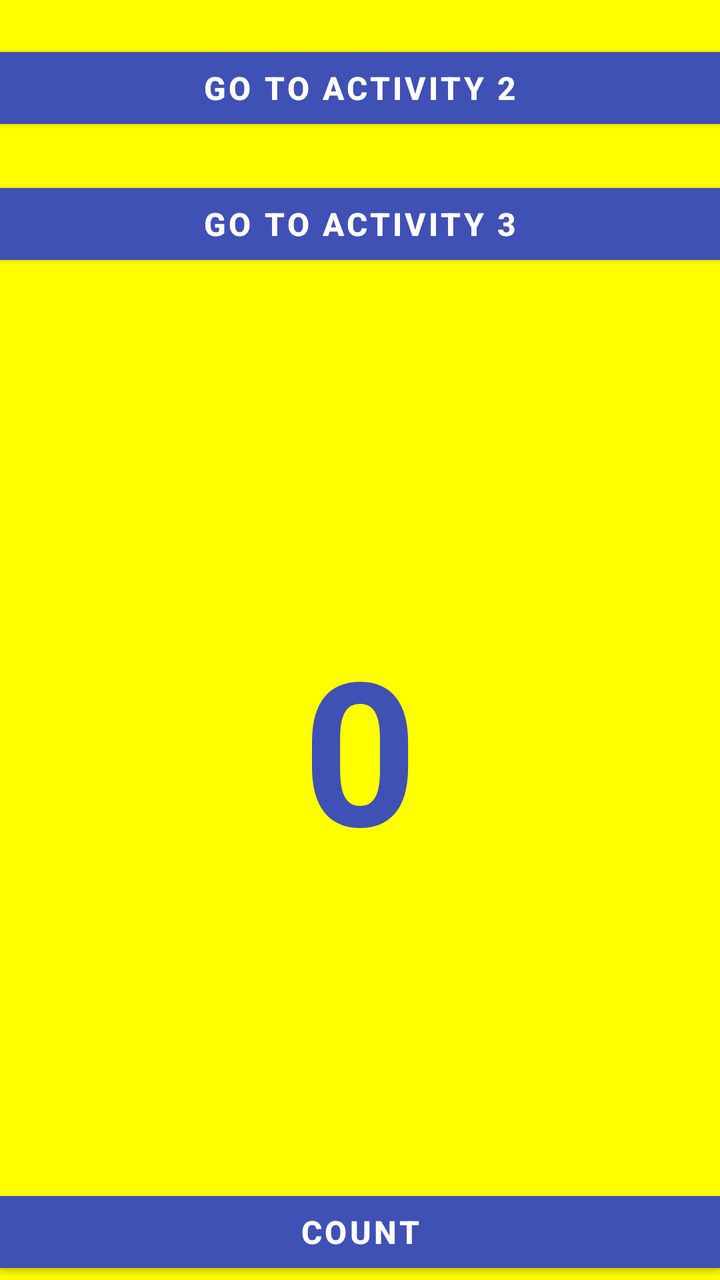
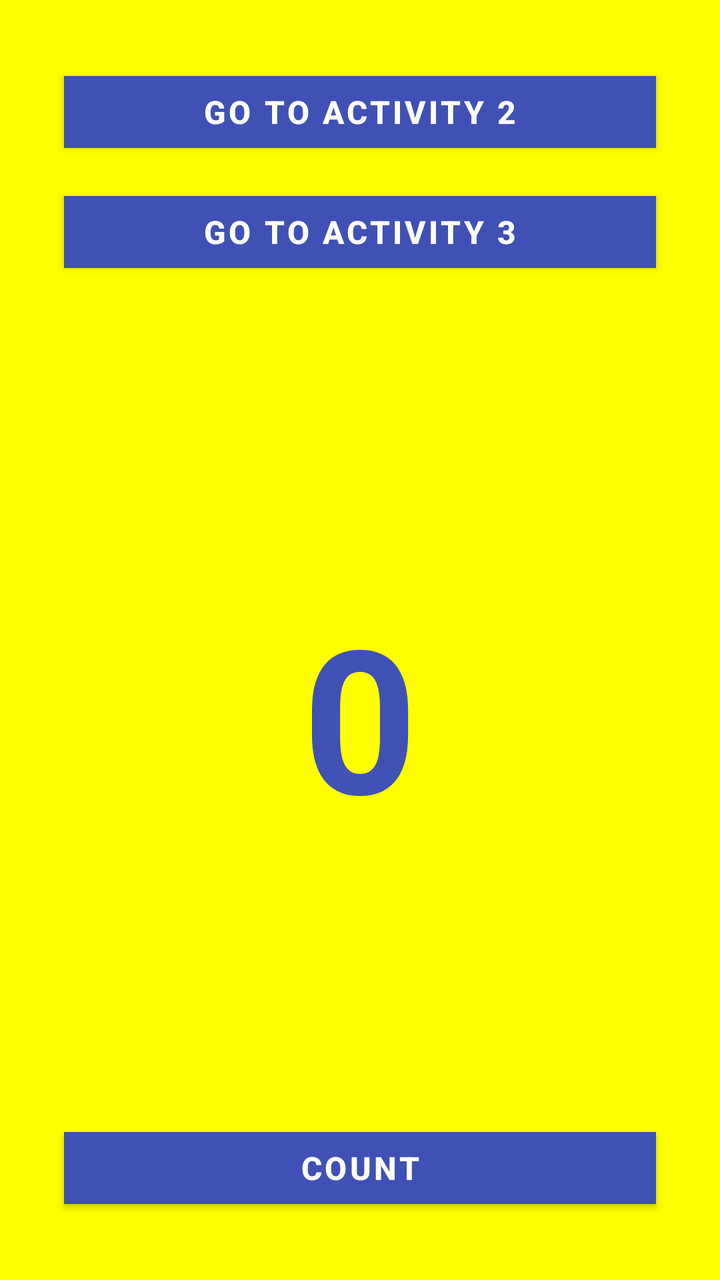

Compare the two renders of this Android layout. The source of the first and the diff that turns it into the second are given below.
<!-- AndroidManifest.xml: application theme Theme.MultipleActivities -->
<!-- res/layout/activity_main.xml -->
<?xml version="1.0" encoding="utf-8"?>
<LinearLayout xmlns:android="http://schemas.android.com/apk/res/android"
    xmlns:app="http://schemas.android.com/apk/res-auto"
    xmlns:tools="http://schemas.android.com/tools"
    android:id="@+id/main"
    android:layout_width="match_parent"
    android:layout_height="match_parent"
    android:orientation="vertical"
    android:background="@color/yellow_bg"
    tools:context=".MainActivity">

    <com.google.android.material.button.MaterialButton
        android:id="@+id/btn_go_to_activity2"
        android:layout_width="match_parent"
        android:layout_height="wrap_content"
        android:layout_marginTop="20dp"
        android:layout_marginBottom="20dp"
        android:text="@string/go_to_activity_2"
        android:textColor="@color/white"
        android:textSize="16sp"
        android:textStyle="bold"
        app:backgroundTint="@color/blue_theme"
        app:cornerRadius="0dp" />

    <com.google.android.material.button.MaterialButton
        android:id="@+id/btn_go_to_activity3"
        android:layout_width="match_parent"
        android:layout_height="wrap_content"
        android:layout_marginBottom="20dp"
        android:text="@string/go_to_activity_3"
        android:textColor="@color/white"
        android:textSize="16sp"
        android:textStyle="bold"
        app:backgroundTint="@color/blue_theme"
        app:cornerRadius="0dp" />

    <TextView
        android:id="@+id/tv_counter"
        android:layout_width="match_parent"
        android:layout_height="0dp"
        android:layout_weight="1"
        android:gravity="center"
        android:text="0"
        android:textColor="@color/blue_theme"
        android:textSize="100sp"
        android:textStyle="bold" />

    <com.google.android.material.button.MaterialButton
        android:id="@+id/btn_count"
        android:layout_width="match_parent"
        android:layout_height="wrap_content"
        android:text="@string/count"
        android:textColor="@color/white"
        android:textSize="16sp"
        android:textStyle="bold"
        app:backgroundTint="@color/blue_theme"
        app:cornerRadius="0dp" />

</LinearLayout>
<!-- resources referenced by this layout -->
<resources>
  <color name="blue_theme">#3F51B5</color>
  <color name="white">#FFFFFFFF</color>
  <color name="yellow_bg">#FFFF00</color>
  <string name="count">COUNT</string>
  <string name="go_to_activity_2">GO TO ACTIVITY 2</string>
  <string name="go_to_activity_3">GO TO ACTIVITY 3</string>
  <style name="Theme.MultipleActivities" parent="Base.Theme.MultipleActivities" />
  <style name="Base.Theme.MultipleActivities" parent="Theme.MaterialComponents.DayNight.NoActionBar">
          
          <item name="colorPrimary">@color/blue_theme</item>
          <item name="colorPrimaryVariant">@color/blue_dark</item>
          <item name="colorOnPrimary">@color/white</item>
      </style>
  <color name="blue_dark">#303F9F</color>
</resources>

<!-- the commit's change to res/layout/activity_main.xml (unified diff, before → after) -->
@@ -13,8 +13,10 @@
         android:id="@+id/btn_go_to_activity2"
         android:layout_width="match_parent"
         android:layout_height="wrap_content"
-        android:layout_marginTop="20dp"
-        android:layout_marginBottom="20dp"
+        android:layout_marginStart="32dp"
+        android:layout_marginEnd="32dp"
+        android:layout_marginTop="32dp"
+        android:layout_marginBottom="12dp"
         android:text="@string/go_to_activity_2"
         android:textColor="@color/white"
         android:textSize="16sp"
@@ -26,7 +28,9 @@
         android:id="@+id/btn_go_to_activity3"
         android:layout_width="match_parent"
         android:layout_height="wrap_content"
-        android:layout_marginBottom="20dp"
+        android:layout_marginStart="32dp"
+        android:layout_marginEnd="32dp"
+        android:layout_marginBottom="16dp"
         android:text="@string/go_to_activity_3"
         android:textColor="@color/white"
         android:textSize="16sp"
@@ -49,6 +53,9 @@
         android:id="@+id/btn_count"
         android:layout_width="match_parent"
         android:layout_height="wrap_content"
+        android:layout_marginStart="32dp"
+        android:layout_marginEnd="32dp"
+        android:layout_marginBottom="32dp"
         android:text="@string/count"
         android:textColor="@color/white"
         android:textSize="16sp"
